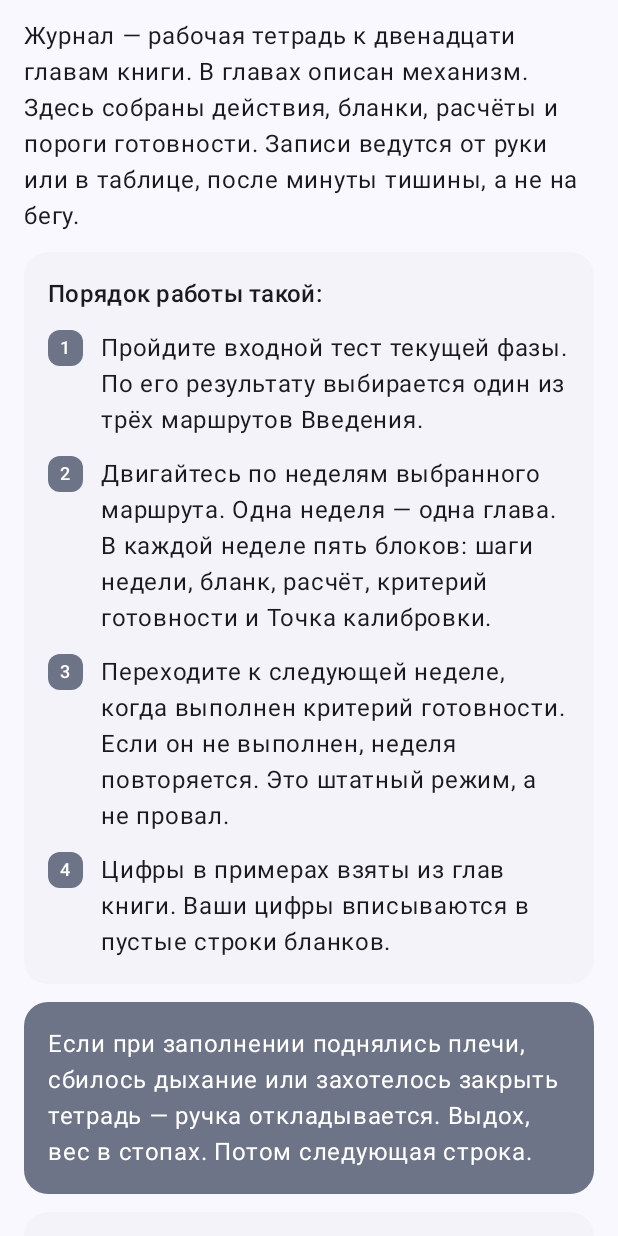
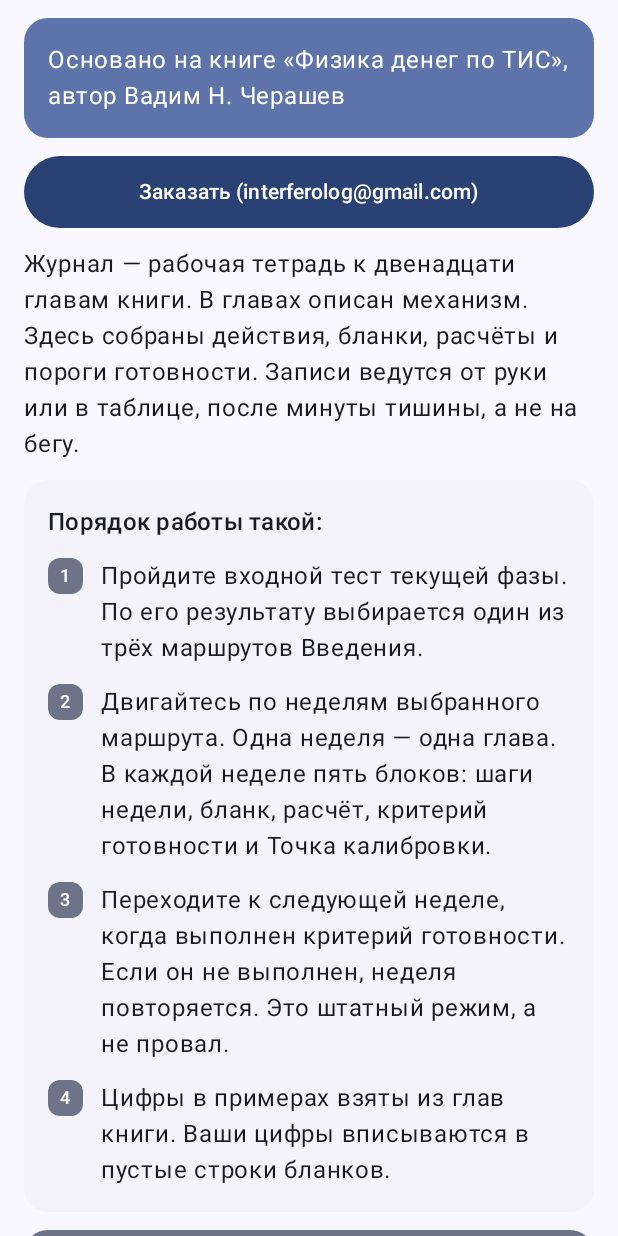
Before and after one commit to ibt-si/mibt, an Android app built with Jetpack Compose: the composable GuideScreen called with empty values, on a phone screen of 412 x 824 dp. Run offline under Robolectric (Android 15) with nearby library versions, the phone set to English and light mode, and no system bars; our stand-ins replace Navigation 3; 14 statements that could not run were skipped.

Commit message:
Credit the book

```diff
--- a/app/src/main/java/org/interferolog/mibt/ui/CycleScreens.kt
+++ b/app/src/main/java/org/interferolog/mibt/ui/CycleScreens.kt
@@ -3,6 +3,8 @@
 
 package org.interferolog.mibt.ui
 
+import android.content.Intent
+import android.net.Uri
 import androidx.compose.foundation.layout.Arrangement
 import androidx.compose.foundation.layout.Box
 import androidx.compose.foundation.layout.Column
@@ -48,6 +50,7 @@ import androidx.compose.runtime.setValue
 import androidx.compose.ui.Alignment
 import androidx.compose.ui.Modifier
 import androidx.compose.ui.draw.clip
+import androidx.compose.ui.platform.LocalContext
 import androidx.compose.ui.text.style.TextAlign
 import androidx.compose.ui.unit.dp
 import androidx.lifecycle.compose.collectAsStateWithLifecycle
@@ -126,7 +129,13 @@ import java.time.ZoneId
 @Composable
 fun GuideScreen(onStartTest: (() -> Unit)?) {
     val lines = JournalCanon.howToUse
+    val context = LocalContext.current
     ScreenColumn {
+        QuietCard("Основано на книге «Физика денег по ТИС», автор Вадим Н. Черашев", CardTone.Primary)
+        CommitButton("Заказать (interferolog@gmail.com)") {
+            val intent = Intent(Intent.ACTION_SENDTO, Uri.parse("mailto:interferolog@gmail.com"))
+            context.startActivity(Intent.createChooser(intent, "Заказать"))
+        }
         if (lines.isNotEmpty()) BodyText(lines.first())
         if (lines.size >= 6) {
             SectionCard {
```
